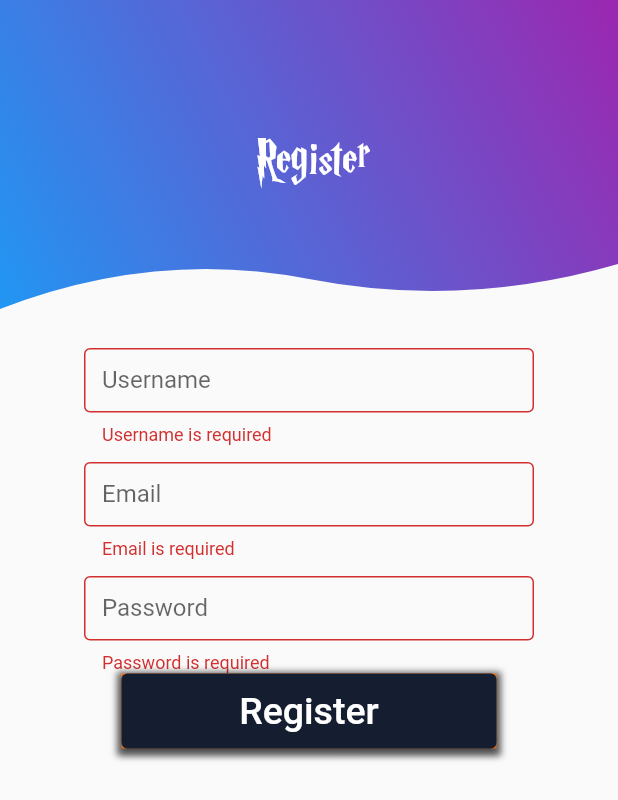
After one commit to TheArcher1958/Obliviate, a Flutter app: the RegisterScreen screen opened by its route, after a tap on "Register", on a phone screen of 412 x 824 dp. The commit adds this screen. Shown: the top 800 px of the screen. Run offline on Flutter 3.47's test engine with Material 2 defaults, Android fonts, the phone set to English and light mode, and no system bars; our stand-ins replace cloud_firestore, firebase_analytics, firebase_auth, firebase_core, google_sign_in; accounts and stored records are empty; network calls fail; Roboto replaces fonts that are missing (Hind, Roberto).

Commit message:
Messed around with some color schemes, implemented the font, and created a bunch of the files that will be needed.

```diff
--- /dev/null
+++ b/lib/RegisterScreen.dart
@@ -0,0 +1,242 @@
+//import 'package:flutter/cupertino.dart';
+import 'package:flutter/material.dart';
+import 'package:intl/intl.dart';
+
+class RegisterScreen extends StatefulWidget {
+  @override
+  _RegisterScreenState createState() => _RegisterScreenState();
+}
+
+class _RegisterScreenState extends State<RegisterScreen> {
+  @override
+  void initState() {
+    super.initState();
+  }
+
+  final GlobalKey<FormState> _formKey = GlobalKey<FormState>();
+  FocusNode _focus = new FocusNode();
+  bool _agreedToTOS = true;
+  @override
+  Widget build(BuildContext context) {
+
+    return Scaffold(
+//      appBar: AppBar(
+//        title: Text("Register"),
+//        centerTitle: true,
+//      ),
+      body: SingleChildScrollView(
+        child: Column(
+          children: <Widget>[
+            ClipPath(
+              clipper: CustomHalfCircleClipper(),
+              child: Container(
+                decoration: BoxDecoration(
+                    gradient: LinearGradient(
+                        begin: Alignment.topRight,
+                        end: Alignment.bottomLeft,
+                        colors: [Colors.purple, Colors.blue])
+                ),
+                width: MediaQuery.of(context).size.width,
+                height: MediaQuery.of(context).size.height * 0.25,
+                //color: Color(0xffFE7615),
+                child: Row(
+                  mainAxisAlignment: MainAxisAlignment.center,
+                  children: [
+//                  Padding(
+//                    padding: const EdgeInsets.fromLTRB(0, 0, 15, 0),
+//                    child: Image.asset(
+//                      'assets/TappleLogo.jpg',
+//                      width: 90,
+//                      height: 90,
+//                    ),
+//                  ),
+                    Padding(
+                      padding: const EdgeInsets.fromLTRB(5, 10, 0, 0),
+                      child: Text(
+                        "Register",
+                        style: TextStyle(
+                          color: Colors.white,
+                          fontSize: 35,
+                          fontFamily: 'HP',
+                        ),
+                      ),
+                    ),
+                  ],
+                ),
+              ),
+            ),
+            SizedBox(height: 26.0),
+            Form(
+              key: _formKey,
+              child: Column(
+                crossAxisAlignment: CrossAxisAlignment.center,
+                children: <Widget>[
+                  Container(
+                    width: 300,
+                    height: 65,
+                    child: TextFormField(
+                      style: TextStyle(
+                        fontFamily: "Roberto",
+                      ),
+                      decoration: InputDecoration(
+                        border: OutlineInputBorder(),
+                        labelText: 'Username',
+                      ),
+                      validator: (String value) {
+                        if (value.trim().isEmpty) {
+                          return 'Username is required';
+                        } else {
+                          return null;
+                        }
+                      },
+
+                    ),
+                  ),
+                  const SizedBox(height: 11.0),
+                  Container(
+                    width: 300,
+                    height: 65,
+                    child: TextFormField(
+                      style: TextStyle(
+                        fontFamily: "Roberto",
+                      ),
+                      decoration: InputDecoration(
+                        border: OutlineInputBorder(),
+                        labelText: 'Email',
+                      ),
+                      keyboardType: TextInputType.emailAddress,
+                      validator: (String value) {
+                        if (value.trim().isEmpty) {
+                          return 'Email is required';
+                        } else if(!RegExp(r"^[a-zA-Z0-9.a-zA-Z0-9.!#$%&'*+-/=?^_`{|}~]+@[a-zA-Z0-9]+\.[a-zA-Z]+").hasMatch(value)) {
+                          return "Invalid Email Format!";
+                        } else {
+                          return null;
+                        }
+                      },
+                    ),
+                  ),
+                  const SizedBox(height: 11.0),
+                  Container(
+                    width: 300,
+                    height: 65,
+                    child: TextFormField(
+                      style: TextStyle(
+                        fontFamily: "Roberto",
+                      ),
+                      decoration: InputDecoration(
+                        border: OutlineInputBorder(),
+                        labelText: 'Password',
+                      ),
+                      keyboardType: TextInputType.visiblePassword,
+                      validator: (String value) {
+                        if (value.trim().isEmpty) {
+                          return 'Password is required';
+                        } else if (value.length < 6) {
+                            return 'Password is too short';
+                        } else {
+                          return null;
+                        }
+                      },
+                    ),
+                  ),
+//                const SizedBox(height: 11.0),
+//                Container(
+//                  width: 300,
+//                  height: 65,
+//                  child: TextFormField(
+//                    controller: _dateController,
+//                    focusNode: _focus,
+//                    decoration: InputDecoration(
+//                      border: OutlineInputBorder(),
+//                      labelText: 'Date',
+//                    ),
+//                    keyboardType: TextInputType.visiblePassword,
+//                    validator: (String value) {
+//                      if (value.trim().isEmpty) {
+//                        return 'Password is required';
+//                      } else {
+//                        return null;
+//                      }
+//                    },
+//                  ),
+//                ),
+//                Padding(
+//                  padding: const EdgeInsets.symmetric(vertical: 13.0),
+//                  child: Row(
+//                    children: <Widget>[
+//                      Checkbox(
+//                        value: _agreedToTOS,
+//                        onChanged: _setAgreedToTOS,
+//                      ),
+//                      GestureDetector(
+//                        onTap: () => _setAgreedToTOS(!_agreedToTOS),
+//                        child: const Text(
+//                          'I agree to the Terms of Services and Privacy Policy',
+//                        ),
+//                      ),
+//                    ],
+//                  ),
+//                ),
+                  Container(
+                    decoration: BoxDecoration(
+                      color: Color(0xffFE7615),
+                      boxShadow: [
+                        BoxShadow(
+                          color: Colors.black.withOpacity(0.6),
+                          offset: Offset(0.0, 2.0),
+                          blurRadius: 3.0,
+                          spreadRadius: 3.0,
+                        )
+                      ],
+                    ),
+                    child: SizedBox(
+                      height: 50,
+                      width: 250,
+                      child: ElevatedButton(
+                        child: const Text('Register', style: TextStyle(fontSize: 25)),
+                        //textColor: Colors.white,
+                        onPressed: _submittable() ? _submit : null,
+                        //color: Color(0xffFE7615),
+                      ),
+                    ),
+                  ),
+                ],
+              ),
+            ),
+          ],
+        ),
+      ),
+    );
+  }
+  bool _submittable() {
+    return _agreedToTOS;
+  }
+
+  void _submit() {
+    if(_formKey.currentState.validate()) {
+      Navigator.pop(context);
+    }
+  }
+
+
+}
+
+class CustomHalfCircleClipper extends CustomClipper<Path> {
+  @override
+  Path getClip(Size size) {
+    Path path = Path();
+    path.lineTo(0, size.height);
+    path.quadraticBezierTo(
+        size.width / 4, size.height - 40, size.width / 2, size.height - 20);
+    path.quadraticBezierTo(
+        3 / 4 * size.width, size.height, size.width, size.height - 30);
+    path.lineTo(size.width, 0);
+    return path;
+  }
+
+  @override
+  bool shouldReclip(CustomHalfCircleClipper oldClipper) {
+    return true;
+  }
+}
--- /dev/null
+++ b/lib/globals.dart
@@ -0,0 +1,29 @@
+import 'package:flutter/material.dart';
+//Color darker_blue = Color(0xff141e30);
+//Color mild_blue = Color(0xff243b55);
+Map<int, Color> color = {
+  50:Color.fromRGBO(136, 14, 79, .1),
+  100:Color.fromRGBO(136, 14, 79, .2),
+  200:Color.fromRGBO(136, 14, 79, .3),
+  300:Color.fromRGBO(136, 14, 79, .4),
+  400:Color.fromRGBO(136, 14, 79, .5),
+  500:Color.fromRGBO(136, 14, 79, .6),
+  600:Color.fromRGBO(136, 14, 79, .7),
+  700:Color.fromRGBO(136, 14, 79, .8),
+  800:Color.fromRGBO(136, 14, 79, .9),
+  900:Color.fromRGBO(136, 14, 79, 1),
+};
+Map<int, Color> color2 = {
+  50:Color.fromRGBO(136, 14, 79, .1),
+  100:Color.fromRGBO(136, 14, 79, .2),
+  200:Color.fromRGBO(136, 14, 79, .3),
+  300:Color.fromRGBO(136, 14, 79, .4),
+  400:Color.fromRGBO(136, 14, 79, .5),
+  500:Color.fromRGBO(136, 14, 79, .6),
+  600:Color.fromRGBO(136, 14, 79, .7),
+  700:Color.fromRGBO(136, 14, 79, .8),
+  800:Color.fromRGBO(136, 14, 79, .9),
+  900:Color.fromRGBO(136, 14, 79, 1),
+};
+MaterialColor mild_blue = MaterialColor(0xff243b55, color);
+MaterialColor darker_blue = MaterialColor(0xff141e30, color2);
```
Also changed, not shown: lib/HomeScreen.dart (added, +49 -0 lines), lib/LoadingScreen.dart (added, +40 -0 lines), lib/LoginScreen.dart (+7 -3 lines), lib/main.dart (+27 -2 lines), pubspec.yaml (+4 -4 lines), fonts/HP.TTF (renamed from HARRYP__.TTF).
